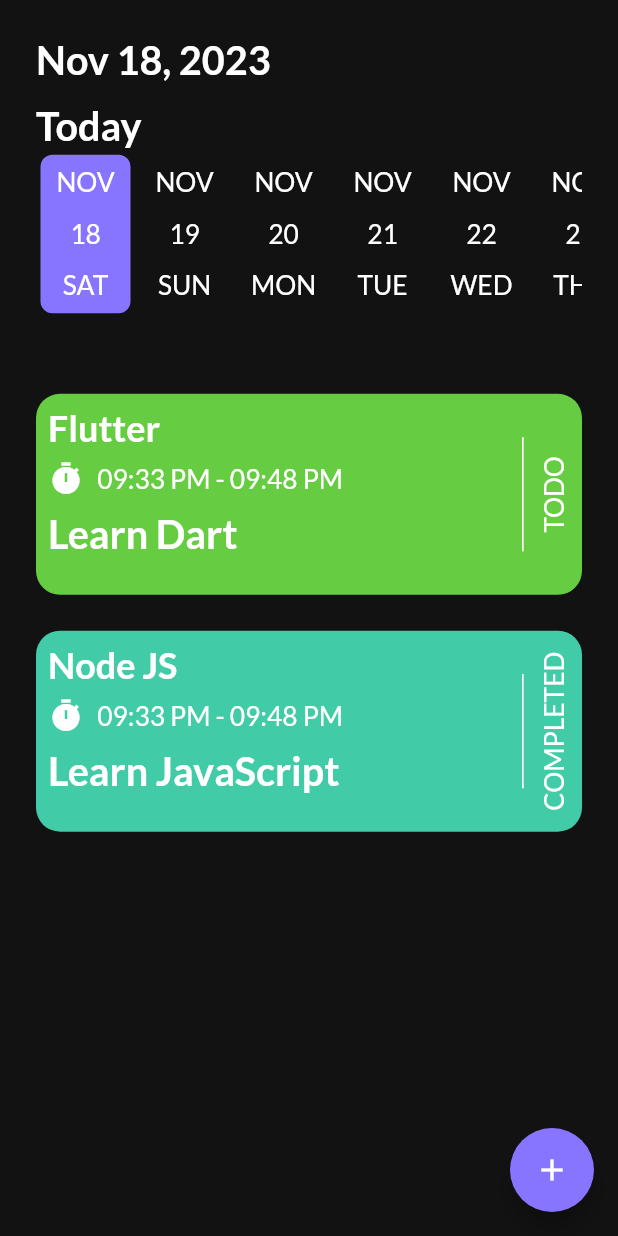
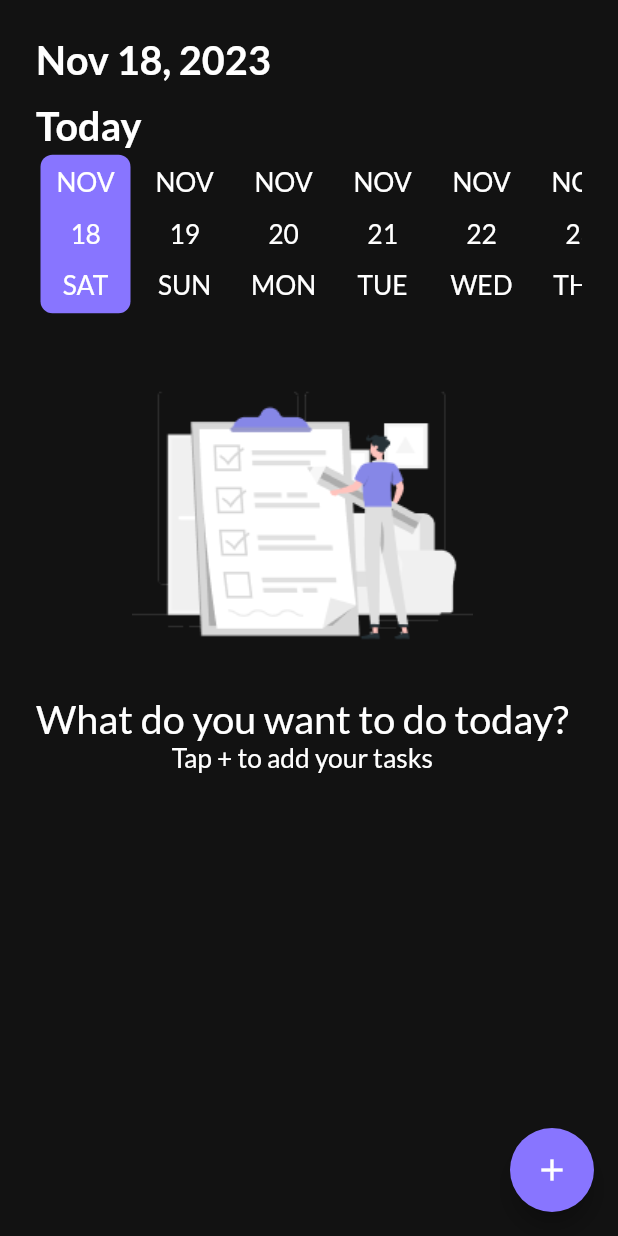
Before and after one commit to MohamedEssam-900009/to_do_app, a Flutter app: the HomeScreen screen opened directly, on a phone screen of 412 x 824 dp. Run offline on Flutter 3.47's test engine with Material 2 defaults, Android fonts, the phone set to English and light mode, and no system bars; drawn by our look-alikes of date_picker_timeline; our stand-ins replace flutter_bloc, flutter_screenutil, get_it, google_fonts, shared_preferences, smooth_page_indicator; accounts and stored records are empty.

Commit message:
Test With Dummy Data

```diff
--- a/lib/core/utils/app_strings.dart
+++ b/lib/core/utils/app_strings.dart
@@ -32,4 +32,6 @@ class AppStrings {
   static const String deleteTask = 'DELETE TASK';
   static const String cancel = 'CANCEL';
   static const String onBoardingKey = 'onBoarding';
+  static const String titleErrorMsg = 'Enter valid Title';
+  static const String noteErrorMsg = 'Enter valid Note';
 }
--- a/lib/features/task/data/model/task_model.dart
+++ b/lib/features/task/data/model/task_model.dart
@@ -4,6 +4,7 @@ class TaskModel {
   final String note;
   final String startTime;
   final String endTime;
+  final String date;
   final bool isCompleted;
   final int color;
 
@@ -13,28 +14,8 @@ class TaskModel {
     required this.note,
     required this.startTime,
     required this.endTime,
+    required this.date,
     required this.isCompleted,
     required this.color,
   });
-
-  static List<TaskModel> tasksList = [
-    TaskModel(
-      id: '1',
-      title: 'Flutter',
-      note: 'Learn Dart',
-      startTime: '09:33 PM',
-      endTime: '09:48 PM',
-      isCompleted: false,
-      color: 1,
-    ),
-    TaskModel(
-      id: '2',
-      title: 'Node JS',
-      note: 'Learn JavaScript',
-      startTime: '09:33 PM',
-      endTime: '09:48 PM',
-      isCompleted: true,
-      color: 2,
-    ),
-  ];
 }
--- a/lib/features/task/presentation/components/add_task_component.dart
+++ b/lib/features/task/presentation/components/add_task_component.dart
@@ -9,6 +9,7 @@ class AddTaskComponent extends StatelessWidget {
     this.controller,
     this.suffixIcon,
     this.readOnly = false,
+    this.validator
   });
 
   final String title;
@@ -16,6 +17,7 @@ class AddTaskComponent extends StatelessWidget {
   final TextEditingController? controller;
   final IconButton? suffixIcon;
   final bool readOnly;
+  final String? Function(String?)? validator;
 
   @override
   Widget build(BuildContext context) {
@@ -30,6 +32,7 @@ class AddTaskComponent extends StatelessWidget {
         TextFormField(
           readOnly: readOnly,
           controller: controller,
+          validator: validator,
           decoration: InputDecoration(
             hintText: hintText,
             suffixIcon: suffixIcon,
--- a/lib/features/task/presentation/cubit/task_state.dart
+++ b/lib/features/task/presentation/cubit/task_state.dart
@@ -21,3 +21,9 @@ final class GetEndTimeSuccessState extends TaskState {}
 final class GetEndTimeErrorState extends TaskState {}
 
 final class ChangeCheckMarkIndexState extends TaskState {}
+
+final class InsertTaskLoadingState extends TaskState {}
+
+final class InsertTaskSuccessState extends TaskState {}
+
+final class InsertTaskErrorState extends TaskState {}
--- a/lib/features/task/presentation/screens/home_screen/home_screen.dart
+++ b/lib/features/task/presentation/screens/home_screen/home_screen.dart
@@ -1,5 +1,6 @@
 import 'package:date_picker_timeline/date_picker_timeline.dart';
 import 'package:flutter/material.dart';
+import 'package:flutter_bloc/flutter_bloc.dart';
 import 'package:flutter_screenutil/flutter_screenutil.dart';
 import 'package:intl/intl.dart';
 import 'package:to_do_app/core/commons/commons.dart';
@@ -8,6 +9,8 @@ import 'package:to_do_app/core/utils/app_colors.dart';
 import 'package:to_do_app/core/utils/app_strings.dart';
 import 'package:to_do_app/core/widgets/custom_button.dart';
 import 'package:to_do_app/features/task/data/model/task_model.dart';
+import 'package:to_do_app/features/task/presentation/cubit/task_cubit.dart';
+import 'package:to_do_app/features/task/presentation/cubit/task_state.dart';
 
 import '../add_task_screen/add_task_screen.dart';
 
@@ -27,7 +30,9 @@ class HomeScreen extends StatelessWidget {
         ),
         body: Padding(
           padding: const EdgeInsets.all(24.0),
-          child: Column(
+          child: BlocBuilder<TaskCubit, TaskState>(
+            builder: (context, state) {
+              return Column(
                 crossAxisAlignment: CrossAxisAlignment.start,
                 children: [
                   Text(
@@ -55,20 +60,25 @@ class HomeScreen extends StatelessWidget {
                         //width: 327.w,
                         initialSelectedDate: DateTime.now(),
                         selectionColor: AppColors.primary,
-                    dayTextStyle: Theme.of(context).textTheme.displayMedium!,
-                    dateTextStyle: Theme.of(context).textTheme.displayMedium!,
-                    monthTextStyle: Theme.of(context).textTheme.displayMedium!,
+                        dayTextStyle:
+                            Theme.of(context).textTheme.displayMedium!,
+                        dateTextStyle:
+                            Theme.of(context).textTheme.displayMedium!,
+                        monthTextStyle:
+                            Theme.of(context).textTheme.displayMedium!,
                         selectedTextColor: AppColors.white,
                         onDateChange: (date) {},
                       ),
                     ],
                   ),
-              SizedBox(height: 50.0.h),
-              TaskModel.tasksList.isEmpty
+                  SizedBox(height: 24.0.h),
+                  BlocProvider.of<TaskCubit>(context).tasksList.isEmpty
                       ? noTasksWidget(context)
                       : Expanded(
                           child: ListView.builder(
-                        itemCount: TaskModel.tasksList.length,
+                            itemCount: BlocProvider.of<TaskCubit>(context)
+                                .tasksList
+                                .length,
                             itemBuilder: (context, index) {
                               return InkWell(
                                 onTap: () {
@@ -96,7 +106,8 @@ class HomeScreen extends StatelessWidget {
                                               child: CustomButton(
                                                 text: AppStrings.deleteTask,
                                                 onPressed: () {},
-                                            backgroundColor: AppColors.orange,
+                                                backgroundColor:
+                                                    AppColors.orange,
                                               ),
                                             ),
                                             SizedBox(height: 24.0.h),
@@ -115,13 +126,16 @@ class HomeScreen extends StatelessWidget {
                                   );
                                 },
                                 child: TaskComponent(
-                              taskModel: TaskModel.tasksList[index],
+                                  taskModel: BlocProvider.of<TaskCubit>(context)
+                                      .tasksList[index],
                                 ),
                               );
                             },
                           ),
                         ),
                 ],
+              );
+            },
           ),
         ),
       ),
```
Also changed, not shown: lib/features/task/presentation/cubit/task_cubit.dart (+32 -0 lines), lib/features/task/presentation/screens/add_task_screen/add_task_screen.dart (+38 -14 lines). Lines whose indentation alone changed are shown as unchanged.
